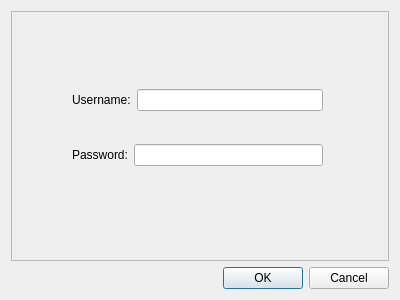
kenedyivan/bortec_system_admin_desk, file project/admin_login.ui: the form before one commit.
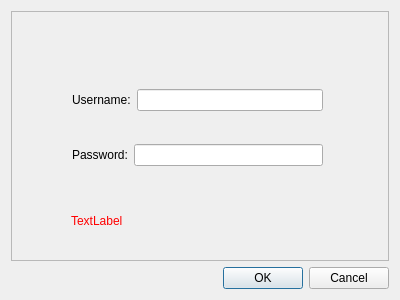
The form after the commit.

Commit message: Added admin login dialog

```diff
--- a/project/admin_login.ui
+++ b/project/admin_login.ui
@@ -22,7 +22,7 @@
      <property name="frameShadow">
       <enum>QFrame::Raised</enum>
      </property>
-     <widget class="QWidget" name="">
+     <widget class="QWidget" name="layoutWidget">
       <property name="geometry">
        <rect>
         <x>61</x>
@@ -66,6 +66,22 @@
        </item>
       </layout>
      </widget>
+     <widget class="QLabel" name="label_3">
+      <property name="geometry">
+       <rect>
+        <x>60</x>
+        <y>200</y>
+        <width>251</width>
+        <height>20</height>
+       </rect>
+      </property>
+      <property name="styleSheet">
+       <string notr="true">color:rgb(255, 0, 0)</string>
+      </property>
+      <property name="text">
+       <string>TextLabel</string>
+      </property>
+     </widget>
     </widget>
    </item>
    <item>
```
The commit also changes 8 other files.
